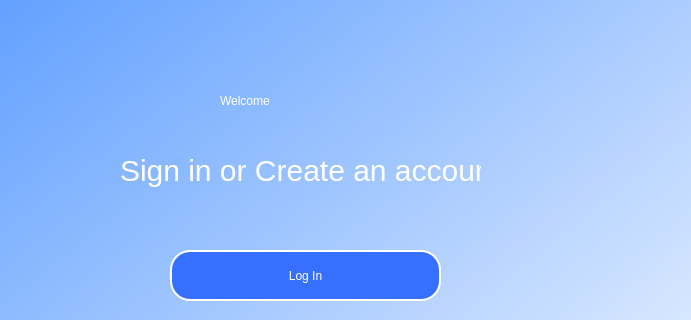
This is SignInWindow.ui in theselfobsessedgeek/habitTrackerQt as Qt 5 draws it before an edit; both pictures show x 120 to 811 and y 0 to 320 of the 811 by 631 pixel window. The edited form follows.
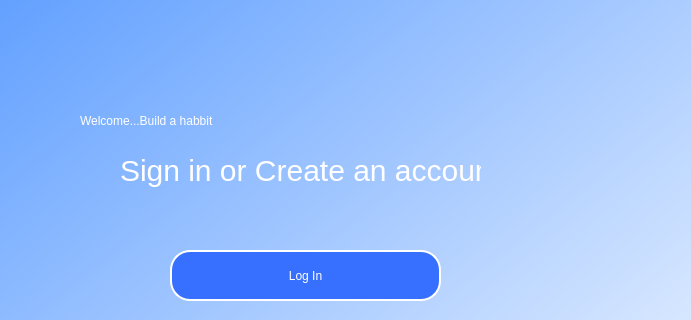
This is the edited form.

Diff of the .ui file:
```diff
--- a/SignInWindow.ui
+++ b/SignInWindow.ui
@@ -36,9 +36,9 @@
    <widget class="QLabel" name="label">
     <property name="geometry">
      <rect>
-      <x>340</x>
-      <y>80</y>
-      <width>181</width>
+      <x>200</x>
+      <y>100</y>
+      <width>461</width>
       <height>41</height>
      </rect>
     </property>
@@ -47,7 +47,7 @@
 font: 40pt &quot;Ubuntu&quot;;</string>
     </property>
     <property name="text">
-     <string>Welcome</string>
+     <string>Welcome...Build a habbit</string>
     </property>
    </widget>
    <widget class="QLabel" name="label_2">
```
